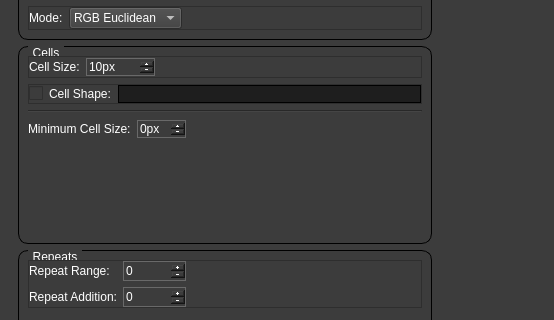
Qt form src/mainwindow.ui (MorganGrundy/MosaicMagnifique) before a commit; both pictures show x 0 to 554 and y 203 to 523 of the 1080 by 720 pixel window.
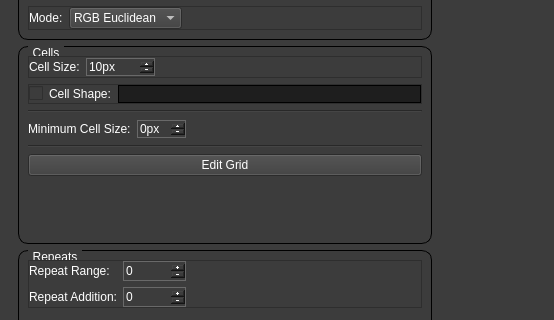
The same form after that commit. The open tabs and pages were chosen to show the change. Icons and pictures are not drawn. Custom widgets are drawn as their Qt base class.

Commit message:
Fixed bug with Photomosaic width changing not updating grid preview.
Fixed bug with main image name sometimes updating even if loading
failed.

Added 'Edit Grid' button to generator.

Patch:
```diff
--- a/src/mainwindow.ui
+++ b/src/mainwindow.ui
@@ -861,6 +861,29 @@
                </item>
               </layout>
              </item>
+             <item>
+              <widget class="Line" name="line_6">
+               <property name="orientation">
+                <enum>Qt::Horizontal</enum>
+               </property>
+              </widget>
+             </item>
+             <item>
+              <widget class="QPushButton" name="buttonEditGrid">
+               <property name="enabled">
+                <bool>true</bool>
+               </property>
+               <property name="statusTip">
+                <string>Manually edit the grid state</string>
+               </property>
+               <property name="whatsThis">
+                <string>&lt;html&gt;&lt;head/&gt;&lt;body&gt;&lt;p&gt;Opens grid editor.&lt;/p&gt;&lt;p&gt;Allows you to edit the state of each cell in the grid.&lt;/p&gt;&lt;/body&gt;&lt;/html&gt;</string>
+               </property>
+               <property name="text">
+                <string>Edit Grid</string>
+               </property>
+              </widget>
+             </item>
              <item>
               <spacer name="verticalSpacer_2">
                <property name="orientation">
```
Left out of the diff: 36 changed lines with no effect on the pictures. The commit also changes 2 other files.
